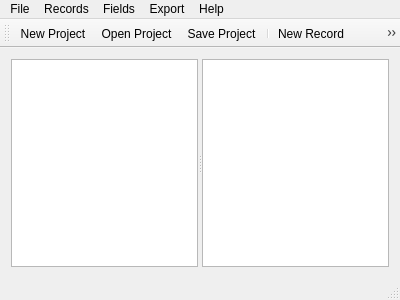
npruehs/tome-editor, file Source/Tome/Core/mainwindow.ui: the form before one commit.
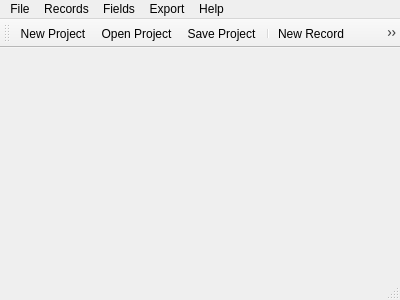
The form after the commit. Icons and pictures are not drawn.

Commit message: ADDED: Records - Custom tree widget for handling drops.

Diff of the .ui file:
```diff
--- a/Source/Tome/Core/mainwindow.ui
+++ b/Source/Tome/Core/mainwindow.ui
@@ -20,31 +20,6 @@
       <property name="orientation">
        <enum>Qt::Horizontal</enum>
       </property>
-      <widget class="QTreeWidget" name="treeWidget">
-       <property name="editTriggers">
-        <set>QAbstractItemView::NoEditTriggers</set>
-       </property>
-       <property name="headerHidden">
-        <bool>true</bool>
-       </property>
-      </widget>
-      <widget class="QTableWidget" name="tableWidget">
-       <property name="editTriggers">
-        <set>QAbstractItemView::NoEditTriggers</set>
-       </property>
-       <property name="selectionMode">
-        <enum>QAbstractItemView::SingleSelection</enum>
-       </property>
-       <property name="selectionBehavior">
-        <enum>QAbstractItemView::SelectRows</enum>
-       </property>
-       <attribute name="horizontalHeaderStretchLastSection">
-        <bool>true</bool>
-       </attribute>
-       <attribute name="verticalHeaderVisible">
-        <bool>false</bool>
-       </attribute>
-      </widget>
      </widget>
     </item>
    </layout>
```
The commit also changes 5 other files.
